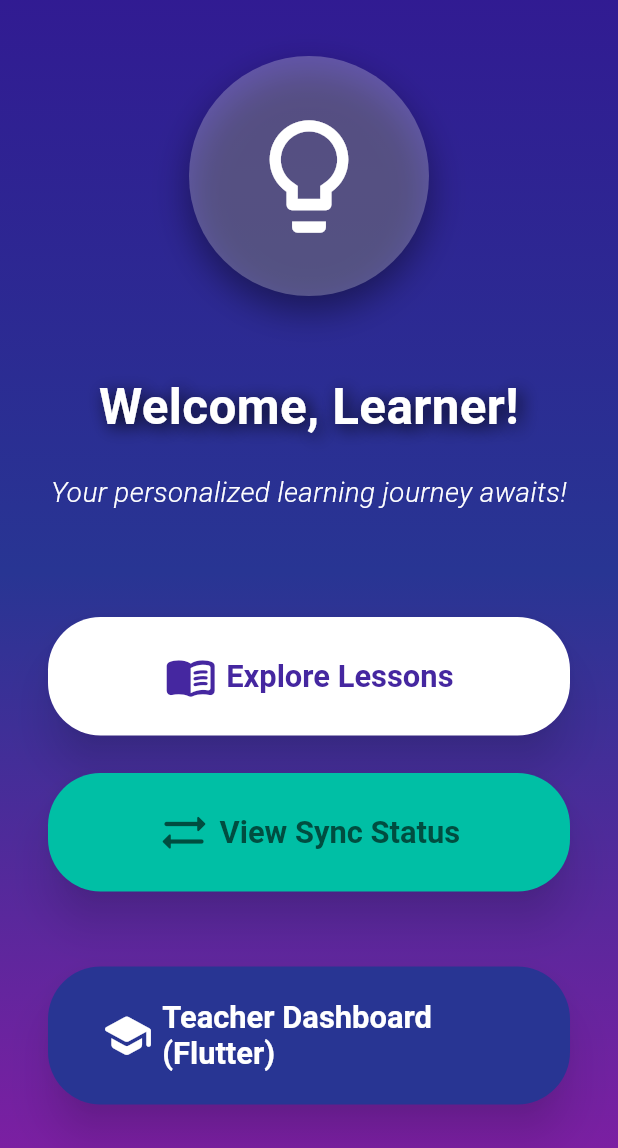
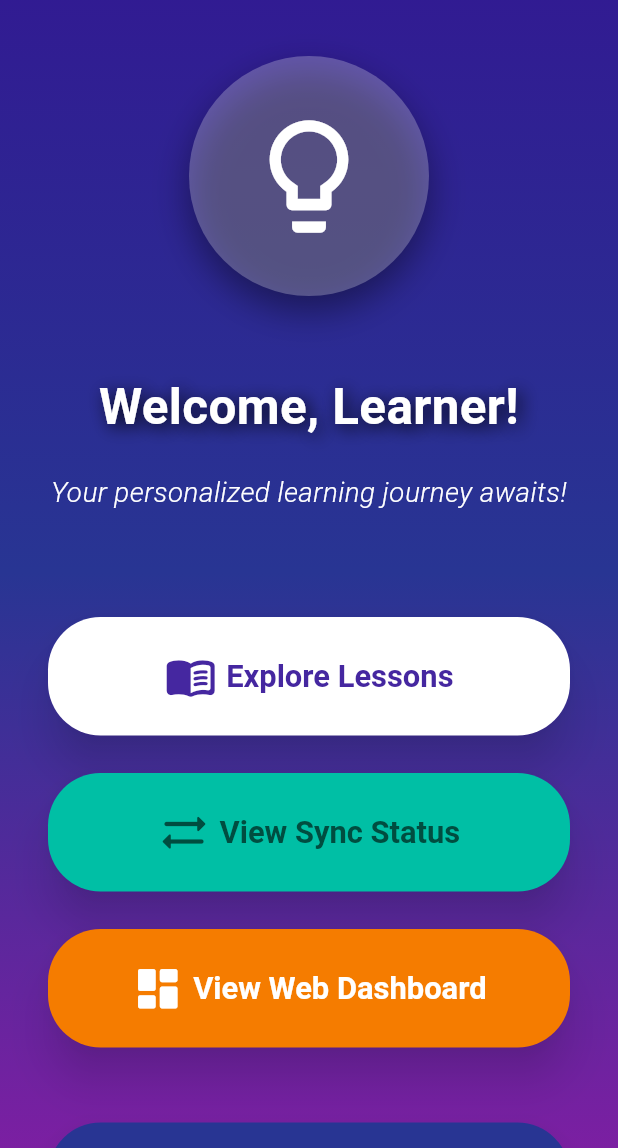
Before and after one commit to Peter-Kintu/learnflow_ai, a Flutter app: the screen it shows after launch, on a phone screen of 412 x 824 dp, the part 88-1236 px from its top. Run offline on Flutter 3.47's test engine with Material 3 defaults, Android fonts, the light colour scheme and no system bars; our stand-ins replace shared_preferences, sqflite, sqflite_common_ffi, sqflite_common_ffi_web; accounts and stored records are empty; network calls fail.

Commit message:
first commit

```diff
--- a/lib/screens/home_screen.dart
+++ b/lib/screens/home_screen.dart
@@ -77,6 +77,20 @@ class _HomeScreenState extends State<HomeScreen> with SingleTickerProviderStateM
       setState(() {
         _isLoading = false;
       });
+    }
+  }
+
+  // Function to launch the web-based teacher dashboard
+  Future<void> _launchTeacherDashboardWeb() async {
+    // IMPORTANT: Use your live Render.com URL for the Django backend here.
+    // The path is /teacher-dashboard/ as defined in your Django urls.py
+    final Uri url = Uri.parse('https://africana-ntgr.onrender.com/teacher-dashboard/');
+    if (!await launchUrl(url, mode: LaunchMode.externalApplication)) {
+      if (mounted) {
+        ScaffoldMessenger.of(context).showSnackBar(
+          SnackBar(content: Text('Could not launch $url')),
+        );
+      }
     }
   }
 
@@ -234,6 +248,20 @@ class _HomeScreenState extends State<HomeScreen> with SingleTickerProviderStateM
                   Colors.tealAccent.shade700, // Even brighter teal
                   Colors.teal.shade900, // Darker teal for text
                 ),
+                const SizedBox(height: 25), // Increased spacing
+
+                // New button to launch the web-based Teacher Dashboard
+                _buildHomeButton(
+                  context,
+                  'View Web Dashboard',
+                  Icons.dashboard_rounded,
+                  // This button will launch an external URL, not navigate to a Flutter screen
+                  // We'll use a dummy screen for type safety, but the onPressed will override it.
+                  Container(),
+                  Colors.orange.shade700, // Vibrant orange
+                  Colors.white,
+                  onPressed: _launchTeacherDashboardWeb, // Call the new function
+                ),
                 const SizedBox(height: 50), // Increased spacing
 
                 _buildHomeButton(
@@ -252,12 +280,13 @@ class _HomeScreenState extends State<HomeScreen> with SingleTickerProviderStateM
     );
   }
 
-  Widget _buildHomeButton(BuildContext context, String label, IconData icon, Widget screen, Color bgColor, Color fgColor) {
+  // Modified _buildHomeButton to accept an optional onPressed callback
+  Widget _buildHomeButton(BuildContext context, String label, IconData icon, Widget screen, Color bgColor, Color fgColor, {VoidCallback? onPressed}) {
     final size = MediaQuery.of(context).size;
     return SizedBox(
       width: size.width * 0.85, // Even wider buttons
       child: ElevatedButton.icon(
-        onPressed: () {
+        onPressed: onPressed ?? () { // Use provided onPressed or default navigation
           Navigator.push(
             context,
             MaterialPageRoute(builder: (context) => screen),
--- a/lib/services/api_service.dart
+++ b/lib/services/api_service.dart
@@ -15,13 +15,20 @@ class ApiService {
   // IMPORTANT: For deployment, replace localhost/10.0.2.2 with your live Render URL.
   // The base URL for your Django backend API.
   // Use your Render.com service URL here.
-  static const String _baseUrl = 'https://africana-ntgr.onrender.com/api'; // UPDATED TO YOUR RENDER URL
+  static const String _baseUrl = 'https://africana-ntgr.onrender.com/api'; // Your live Render backend URL
 
   String? _authToken;
   int? _currentUserId;
 
+  // IMPORTANT FOR HACKATHON DEMO:
+  // Hardcode a token here for judges to bypass login.
+  // REPLACE 'YOUR_GENERATED_DJANGO_TOKEN_HERE' with the actual token you copied from Django admin.
+  // Make sure there are no extra spaces or hidden characters.
   static const String _demoAuthToken = '7a22cba24bac92bde8419d8a1fdee152f921188c';
-  static const int _demoUserId = 5; // User ID associated with the demo token
+  // IMPORTANT FOR HACKATHON DEMO:
+  // Hardcode the user ID associated with the _demoAuthToken.
+  // This is crucial for fetching student profiles and recording attempts without a full login flow.
+  static const int _demoUserId = 5; // The initial student ID you identified
 
   ApiService() {
     _loadAuthToken();
```
Also changed, not shown: firebase.json (added), 4 other files.
